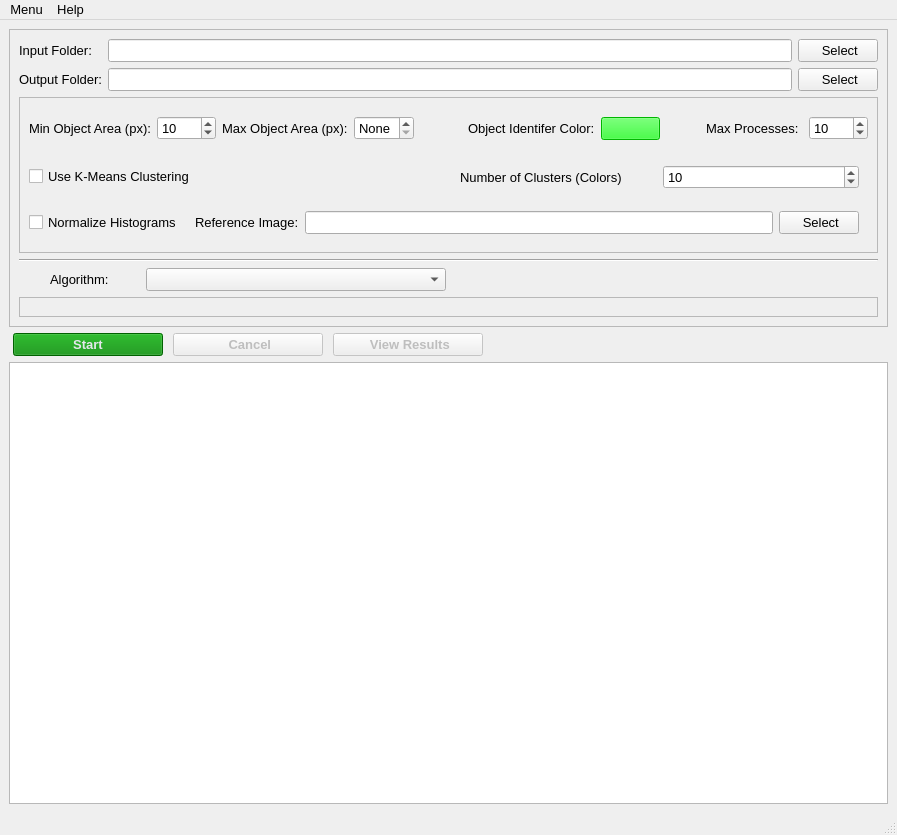
The window that resources/views/MainWindow.ui (crgrove/automated-drone-image-analysis-tool) describes before a commit, drawn with Qt 5.
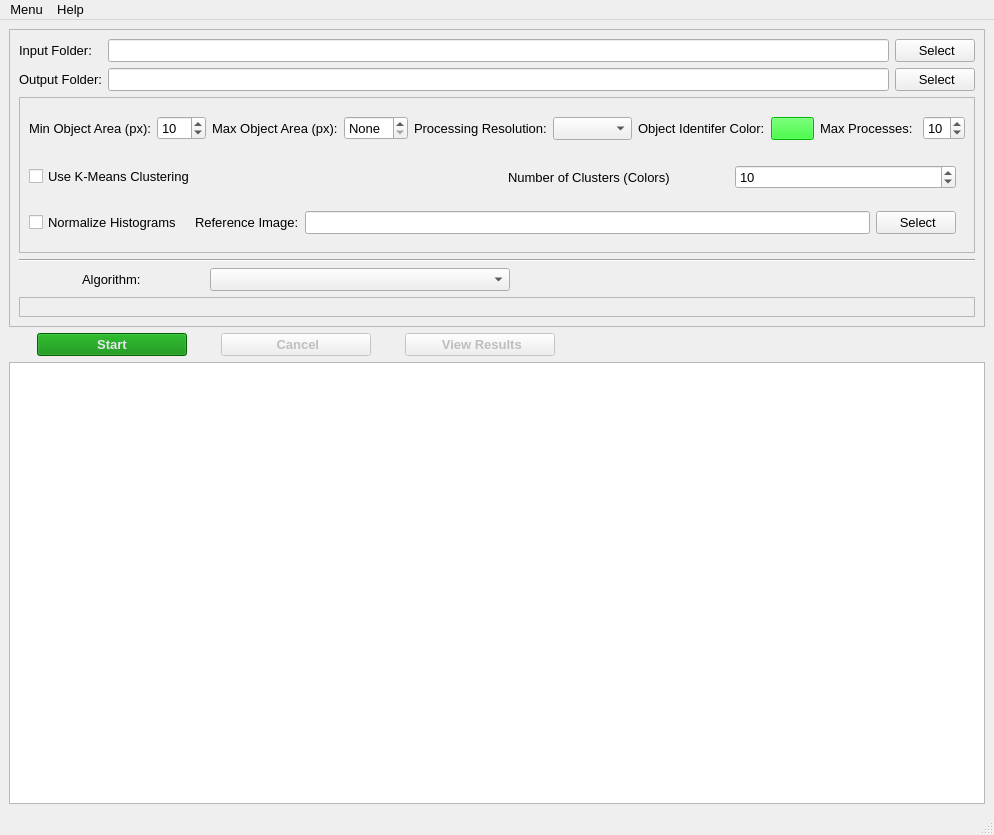
The same window after the commit. Icons and pictures are not drawn.

Patch:
```diff
--- a/resources/views/MainWindow.ui
+++ b/resources/views/MainWindow.ui
@@ -265,7 +265,7 @@
                <number>0</number>
               </property>
               <property name="maximum">
-               <number>1999</number>
+               <number>99999</number>
               </property>
               <property name="singleStep">
                <number>1</number>
@@ -275,6 +275,46 @@
               </property>
              </widget>
             </item>
+            <item>
+             <widget class="QLabel" name="processingResolutionLabel">
+              <property name="font">
+               <font>
+                <pointsize>10</pointsize>
+               </font>
+              </property>
+              <property name="toolTip">
+               <string>Resolution at which images are processed.
+Lower resolutions = faster processing but may miss small objects.</string>
+              </property>
+              <property name="text">
+               <string>Processing Resolution:</string>
+              </property>
+             </widget>
+            </item>
+            <item>
+             <widget class="QComboBox" name="processingResolutionCombo">
+              <property name="font">
+               <font>
+                <pointsize>10</pointsize>
+               </font>
+              </property>
+              <property name="toolTip">
+               <string>Select processing resolution as percentage of original image size:
+• 100%: Original resolution (no scaling, highest quality, slowest)
+• 75%: High quality (~56% of pixels, ~1.8x faster)
+• 50%: Balanced quality (25% of pixels, ~4x faster) - RECOMMENDED
+• 33%: Fast processing (~11% of pixels, ~9x faster)
+• 25%: Very fast (6% of pixels, ~16x faster)
+• 10%: Ultra fast (1% of pixels, ~100x faster)
+
+Percentage scaling preserves original aspect ratio.
+Works with any image size, orientation, or aspect ratio.
+
+Min/Max Area values are always specified in original resolution.
+All results are returned in original resolution coordinates.</string>
+              </property>
+             </widget>
+            </item>
             <item>
              <spacer name="generalHorizontalSpacer1">
               <property name="orientation">
```
Left out of the diff: 27 changed lines with no effect on the pictures.
